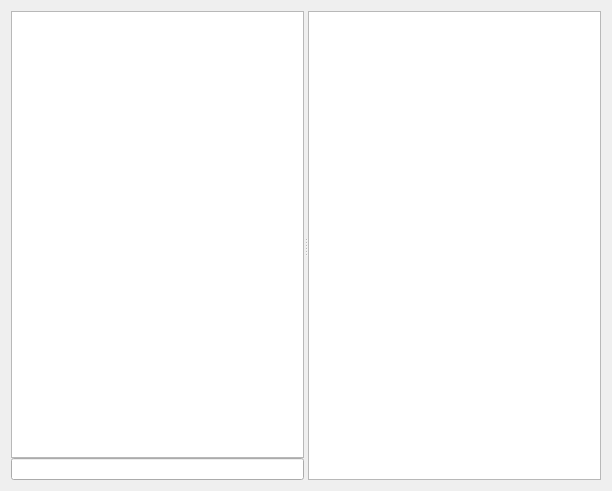
Qt form pytel_gui/qt/widgetshell.ui (pyobs/pyobs-gui) before a commit.
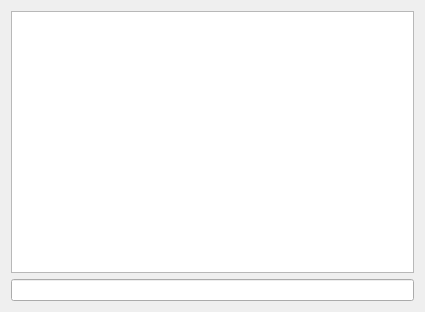
The same form after that commit. Custom widgets are drawn as their Qt base class.

Commit message: changed layout with logs and help always visible

```diff
--- a/pytel_gui/qt/widgetshell.ui
+++ b/pytel_gui/qt/widgetshell.ui
@@ -6,24 +6,14 @@
    <rect>
     <x>0</x>
     <y>0</y>
-    <width>612</width>
-    <height>491</height>
+    <width>425</width>
+    <height>312</height>
    </rect>
   </property>
   <property name="windowTitle">
    <string>Form</string>
   </property>
-  <layout class="QVBoxLayout" name="verticalLayout_2">
-   <item>
-    <widget class="QSplitter" name="splitter">
-     <property name="orientation">
-      <enum>Qt::Horizontal</enum>
-     </property>
-     <widget class="QWidget" name="layoutWidget">
       <layout class="QVBoxLayout" name="verticalLayout">
-       <property name="spacing">
-        <number>0</number>
-       </property>
        <item>
         <widget class="QTextBrowser" name="textCommandLog">
          <property name="font">
@@ -35,11 +25,6 @@
        </item>
        <item>
         <widget class="CommandInput" name="textCommandInput"/>
-       </item>
-      </layout>
-     </widget>
-     <widget class="QTextBrowser" name="textCommandHelp"/>
-    </widget>
    </item>
   </layout>
  </widget>
```
Lines whose indentation alone changed are shown as unchanged. The commit also changes 5 other files.
